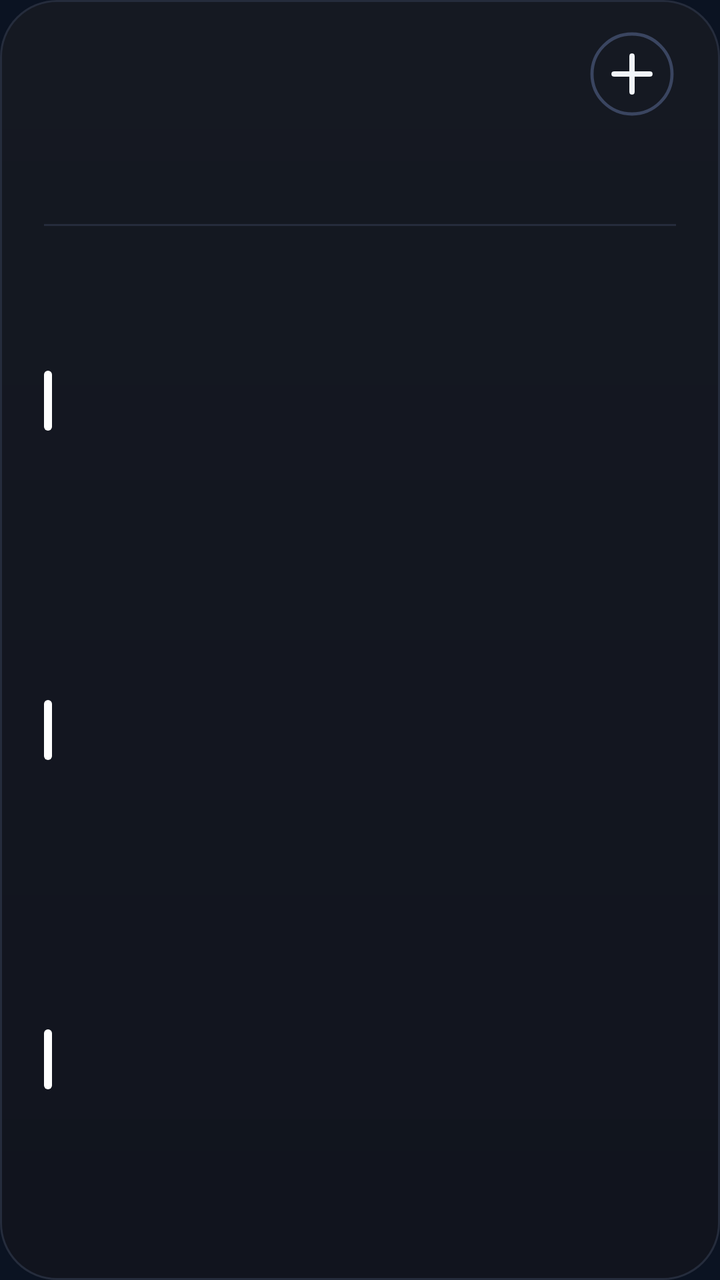
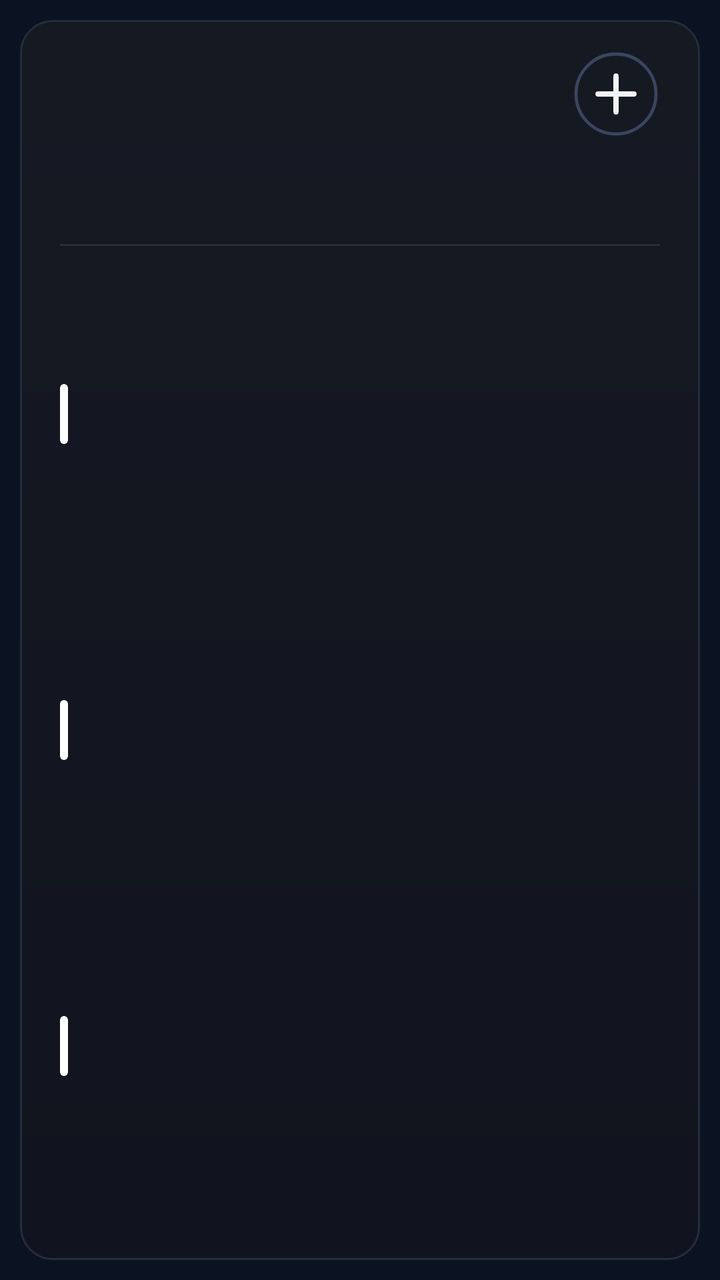

The first picture is an Android layout as it rendered before a commit; the second is the same layout after the commit. The layout source and the unified diff follow.
<!-- AndroidManifest.xml: application theme AppTheme -->
<!-- res/layout/cal_k3.xml -->
<?xml version="1.0" encoding="utf-8"?>
<FrameLayout xmlns:android="http://schemas.android.com/apk/res/android"
    android:id="@+id/root"
    android:layout_width="match_parent"
    android:layout_height="match_parent"
    android:padding="0dp">

    <LinearLayout
        android:id="@+id/panel"
        android:layout_width="match_parent"
        android:layout_height="match_parent"
        android:background="@drawable/cal_panel"
        android:orientation="vertical"
        android:paddingStart="22dp"
        android:paddingTop="13dp"
        android:paddingEnd="22dp"
        android:paddingBottom="14dp">

        
        <LinearLayout
            android:layout_width="match_parent"
            android:layout_height="48dp"
            android:gravity="center_vertical"
            android:orientation="horizontal">
        <ImageView
            android:id="@+id/cal_day"
            android:layout_width="wrap_content"
            android:layout_height="47dp"
            android:adjustViewBounds="true"
            android:scaleType="fitStart" />

            <LinearLayout
                android:layout_width="0dp"
                android:layout_height="wrap_content"
                android:layout_marginStart="12dp"
                android:layout_weight="1"
                android:orientation="vertical">
                <ImageView
                    android:id="@+id/cal_month"
                    android:layout_width="match_parent"
                    android:layout_height="23dp"
                    android:adjustViewBounds="true"
                    android:scaleType="fitStart" />
                <ImageView
                    android:id="@+id/cal_sub"
                    android:layout_width="match_parent"
                    android:layout_height="16dp"
                    android:adjustViewBounds="true"
                    android:layout_marginTop="2dp"
                    android:scaleType="fitStart" />
            </LinearLayout>

            <ImageView
                android:id="@+id/btn_add"
                android:layout_width="44dp"
                android:layout_height="44dp"
                android:contentDescription="New event"
                android:src="@drawable/ic_cal_add" />
        </LinearLayout>

        
        <LinearLayout
            android:layout_width="match_parent"
            android:layout_height="44dp"
            android:layout_marginTop="2dp"
            android:orientation="horizontal">
            <LinearLayout
                android:layout_width="0dp"
                android:layout_height="match_parent"
                android:layout_weight="1"
                android:gravity="center_horizontal"
                android:orientation="vertical">
                <ImageView
                    android:id="@+id/wk_label_0"
                    android:layout_width="wrap_content"
                    android:layout_height="14dp"
                    android:adjustViewBounds="true"
                    android:scaleType="fitCenter" />
                <ImageView
                    android:id="@+id/wk_num_0"
                    android:layout_width="26dp"
                    android:layout_height="26dp"
                    android:adjustViewBounds="true"
                    android:layout_marginTop="3dp"
                    android:scaleType="fitCenter" />
            </LinearLayout>
            <LinearLayout
                android:layout_width="0dp"
                android:layout_height="match_parent"
                android:layout_weight="1"
                android:gravity="center_horizontal"
                android:orientation="vertical">
                <ImageView
                    android:id="@+id/wk_label_1"
                    android:layout_width="wrap_content"
                    android:layout_height="14dp"
                    android:adjustViewBounds="true"
                    android:scaleType="fitCenter" />
                <ImageView
                    android:id="@+id/wk_num_1"
                    android:layout_width="26dp"
                    android:layout_height="26dp"
                    android:adjustViewBounds="true"
                    android:layout_marginTop="3dp"
                    android:scaleType="fitCenter" />
            </LinearLayout>
            <LinearLayout
                android:layout_width="0dp"
                android:layout_height="match_parent"
                android:layout_weight="1"
                android:gravity="center_horizontal"
                android:orientation="vertical">
                <ImageView
                    android:id="@+id/wk_label_2"
                    android:layout_width="wrap_content"
                    android:layout_height="14dp"
                    android:adjustViewBounds="true"
                    android:scaleType="fitCenter" />
                <ImageView
                    android:id="@+id/wk_num_2"
                    android:layout_width="26dp"
                    android:layout_height="26dp"
                    android:adjustViewBounds="true"
                    android:layout_marginTop="3dp"
                    android:scaleType="fitCenter" />
            </LinearLayout>
            <LinearLayout
                android:layout_width="0dp"
                android:layout_height="match_parent"
                android:layout_weight="1"
                android:gravity="center_horizontal"
                android:orientation="vertical">
                <ImageView
                    android:id="@+id/wk_label_3"
                    android:layout_width="wrap_content"
                    android:layout_height="14dp"
                    android:adjustViewBounds="true"
                    android:scaleType="fitCenter" />
                <ImageView
                    android:id="@+id/wk_num_3"
                    android:layout_width="26dp"
                    android:layout_height="26dp"
                    android:adjustViewBounds="true"
                    android:layout_marginTop="3dp"
                    android:scaleType="fitCenter" />
            </LinearLayout>
            <LinearLayout
                android:layout_width="0dp"
                android:layout_height="match_parent"
                android:layout_weight="1"
                android:gravity="center_horizontal"
                android:orientation="vertical">
                <ImageView
                    android:id="@+id/wk_label_4"
                    android:layout_width="wrap_content"
                    android:layout_height="14dp"
                    android:adjustViewBounds="true"
                    android:scaleType="fitCenter" />
                <ImageView
                    android:id="@+id/wk_num_4"
                    android:layout_width="26dp"
                    android:layout_height="26dp"
                    android:adjustViewBounds="true"
                    android:layout_marginTop="3dp"
                    android:scaleType="fitCenter" />
            </LinearLayout>
            <LinearLayout
                android:layout_width="0dp"
                android:layout_height="match_parent"
                android:layout_weight="1"
                android:gravity="center_horizontal"
                android:orientation="vertical">
                <ImageView
                    android:id="@+id/wk_label_5"
                    android:layout_width="wrap_content"
                    android:layout_height="14dp"
                    android:adjustViewBounds="true"
                    android:scaleType="fitCenter" />
                <ImageView
                    android:id="@+id/wk_num_5"
                    android:layout_width="26dp"
                    android:layout_height="26dp"
                    android:adjustViewBounds="true"
                    android:layout_marginTop="3dp"
                    android:scaleType="fitCenter" />
            </LinearLayout>
            <LinearLayout
                android:layout_width="0dp"
                android:layout_height="match_parent"
                android:layout_weight="1"
                android:gravity="center_horizontal"
                android:orientation="vertical">
                <ImageView
                    android:id="@+id/wk_label_6"
                    android:layout_width="wrap_content"
                    android:layout_height="14dp"
                    android:adjustViewBounds="true"
                    android:scaleType="fitCenter" />
                <ImageView
                    android:id="@+id/wk_num_6"
                    android:layout_width="26dp"
                    android:layout_height="26dp"
                    android:adjustViewBounds="true"
                    android:layout_marginTop="3dp"
                    android:scaleType="fitCenter" />
            </LinearLayout>
        </LinearLayout>

        <ImageView
            android:layout_width="match_parent"
            android:layout_height="1dp"
            android:layout_marginTop="5dp"
            android:layout_marginBottom="5dp"
            android:scaleType="fitXY"
            android:src="@drawable/cal_divider" />

        
        <LinearLayout
            android:layout_width="match_parent"
            android:layout_height="0dp"
            android:layout_weight="1"
            android:orientation="vertical">
        <LinearLayout
            android:id="@+id/cal_row_0"
            android:layout_width="match_parent"
            android:layout_height="0dp"
            android:layout_weight="1"
            android:gravity="center_vertical"
            android:orientation="horizontal">

            <ImageView
                android:id="@+id/cal_bar_0"
                android:layout_width="4dp"
                android:layout_height="30dp"
                android:layout_marginEnd="11dp"
                android:scaleType="fitXY"
                android:src="@drawable/cal_bar" />

            <LinearLayout
                android:layout_width="0dp"
                android:layout_height="wrap_content"
                android:layout_weight="1"
                android:orientation="vertical">

                <LinearLayout
                    android:layout_width="match_parent"
                    android:layout_height="wrap_content"
                    android:orientation="horizontal">
                    <ImageView
                        android:id="@+id/cal_time_0"
                        android:layout_width="wrap_content"
                        android:layout_height="16dp"
                        android:adjustViewBounds="true"
                        android:scaleType="fitStart" />
                    <ImageView
                        android:id="@+id/cal_hint_0"
                        android:layout_width="wrap_content"
                        android:layout_height="16dp"
                        android:adjustViewBounds="true"
                        android:layout_marginStart="9dp"
                        android:scaleType="fitStart" />
                </LinearLayout>
                <ImageView
                    android:id="@+id/cal_title_0"
                    android:layout_width="match_parent"
                    android:layout_height="22dp"
                    android:adjustViewBounds="true"
                    android:layout_marginTop="1dp"
                    android:scaleType="fitStart" />
            </LinearLayout>
        </LinearLayout>
        <LinearLayout
            android:id="@+id/cal_row_1"
            android:layout_width="match_parent"
            android:layout_height="0dp"
            android:layout_weight="1"
            android:gravity="center_vertical"
            android:orientation="horizontal">

            <ImageView
                android:id="@+id/cal_bar_1"
                android:layout_width="4dp"
                android:layout_height="30dp"
                android:layout_marginEnd="11dp"
                android:scaleType="fitXY"
                android:src="@drawable/cal_bar" />

            <LinearLayout
                android:layout_width="0dp"
                android:layout_height="wrap_content"
                android:layout_weight="1"
                android:orientation="vertical">

                <LinearLayout
                    android:layout_width="match_parent"
                    android:layout_height="wrap_content"
                    android:orientation="horizontal">
                    <ImageView
                        android:id="@+id/cal_time_1"
                        android:layout_width="wrap_content"
                        android:layout_height="16dp"
                        android:adjustViewBounds="true"
                        android:scaleType="fitStart" />
                    <ImageView
                        android:id="@+id/cal_hint_1"
                        android:layout_width="wrap_content"
                        android:layout_height="16dp"
                        android:adjustViewBounds="true"
                        android:layout_marginStart="9dp"
                        android:scaleType="fitStart" />
                </LinearLayout>
                <ImageView
                    android:id="@+id/cal_title_1"
                    android:layout_width="match_parent"
                    android:layout_height="22dp"
                    android:adjustViewBounds="true"
                    android:layout_marginTop="1dp"
                    android:scaleType="fitStart" />
            </LinearLayout>
        </LinearLayout>
        <LinearLayout
            android:id="@+id/cal_row_2"
            android:layout_width="match_parent"
            android:layout_height="0dp"
            android:layout_weight="1"
            android:gravity="center_vertical"
            android:orientation="horizontal">

            <ImageView
                android:id="@+id/cal_bar_2"
                android:layout_width="4dp"
                android:layout_height="30dp"
                android:layout_marginEnd="11dp"
                android:scaleType="fitXY"
                android:src="@drawable/cal_bar" />

            <LinearLayout
                android:layout_width="0dp"
                android:layout_height="wrap_content"
                android:layout_weight="1"
                android:orientation="vertical">

                <LinearLayout
                    android:layout_width="match_parent"
                    android:layout_height="wrap_content"
                    android:orientation="horizontal">
                    <ImageView
                        android:id="@+id/cal_time_2"
                        android:layout_width="wrap_content"
                        android:layout_height="16dp"
                        android:adjustViewBounds="true"
                        android:scaleType="fitStart" />
                    <ImageView
                        android:id="@+id/cal_hint_2"
                        android:layout_width="wrap_content"
                        android:layout_height="16dp"
                        android:adjustViewBounds="true"
                        android:layout_marginStart="9dp"
                        android:scaleType="fitStart" />
                </LinearLayout>
                <ImageView
                    android:id="@+id/cal_title_2"
                    android:layout_width="match_parent"
                    android:layout_height="22dp"
                    android:adjustViewBounds="true"
                    android:layout_marginTop="1dp"
                    android:scaleType="fitStart" />
            </LinearLayout>
        </LinearLayout>
        </LinearLayout>
        <ImageView
            android:id="@+id/cal_more"
            android:layout_width="match_parent"
            android:layout_height="14dp"
            android:adjustViewBounds="true"
            android:scaleType="fitEnd" />
    </LinearLayout>
</FrameLayout>
<!-- resources referenced by this layout -->
<resources>
  <!-- drawable cal_bar (drawable) -->
  <?xml version="1.0" encoding="utf-8"?>
  <shape xmlns:android="http://schemas.android.com/apk/res/android" android:shape="rectangle">
      <solid android:color="#FFFFFFFF" />
      <corners android:radius="2dp" />
  </shape>
  <!-- drawable cal_divider (drawable) -->
  <?xml version="1.0" encoding="utf-8"?>
  <shape xmlns:android="http://schemas.android.com/apk/res/android" android:shape="rectangle">
      <solid android:color="#FF252C3C" />
  </shape>
  <!-- drawable cal_panel (drawable) -->
  <?xml version="1.0" encoding="utf-8"?>
  <shape xmlns:android="http://schemas.android.com/apk/res/android" android:shape="rectangle">
      <gradient android:angle="270" android:startColor="#FF151922" android:endColor="#FF11141E" />
      <stroke android:width="1dp" android:color="#FF252C3C" />
      <corners android:radius="@dimen/widget_radius" />
  </shape>
  <!-- drawable ic_cal_add (drawable) -->
  <?xml version="1.0" encoding="utf-8"?>
  <vector xmlns:android="http://schemas.android.com/apk/res/android"
      android:width="44dp"
      android:height="44dp"
      android:viewportWidth="44"
      android:viewportHeight="44">
      <path
          android:pathData="M22,22m-20,0a20,20 0,1 1,40 0a20,20 0,1 1,-40 0"
          android:strokeColor="#FF3A4560"
          android:strokeWidth="1.6" />
      <path
          android:pathData="M13,22L31,22M22,13L22,31"
          android:strokeColor="#FFF1F5F9"
          android:strokeLineCap="round"
          android:strokeWidth="2.6" />
  </vector>
  <style name="AppTheme" parent="@android:style/Theme.DeviceDefault.NoActionBar">
          <item name="android:colorAccent">#DF8B35</item>
          <item name="android:colorControlActivated">#DF8B35</item>
          <item name="android:windowBackground">#0B1322</item>
          <item name="android:statusBarColor">#0E111A</item>
          <item name="android:navigationBarColor">#0B1322</item>
          <item name="android:textColorHint">#718096</item>
      </style>
  <dimen name="widget_radius">20dp</dimen>
</resources>

<!-- the commit's change to res/layout/cal_k3.xml (unified diff, before → after) -->
@@ -3,7 +3,7 @@
     android:id="@+id/root"
     android:layout_width="match_parent"
     android:layout_height="match_parent"
-    android:padding="0dp">
+    android:padding="10dp">
 
     <LinearLayout
         android:id="@+id/panel"
@@ -11,9 +11,9 @@
         android:layout_height="match_parent"
         android:background="@drawable/cal_panel"
         android:orientation="vertical"
-        android:paddingStart="22dp"
+        android:paddingStart="20dp"
         android:paddingTop="13dp"
-        android:paddingEnd="22dp"
+        android:paddingEnd="20dp"
         android:paddingBottom="14dp">
 
         
<!-- resource entries referenced after the edit -->
@@ -43,6 +43,6 @@
           <item name="android:navigationBarColor">#0B1322</item>
           <item name="android:textColorHint">#718096</item>
       </style>
-  <dimen name="widget_radius">20dp</dimen>
+  <dimen name="widget_radius">16dp</dimen>
 </resources>
 
